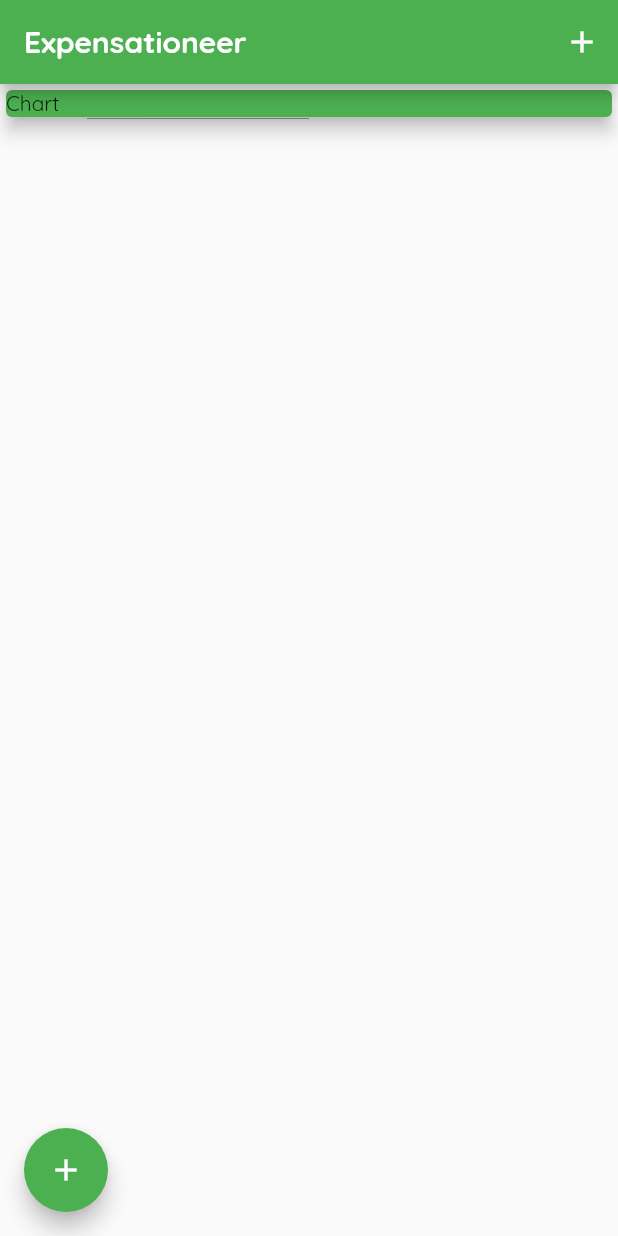
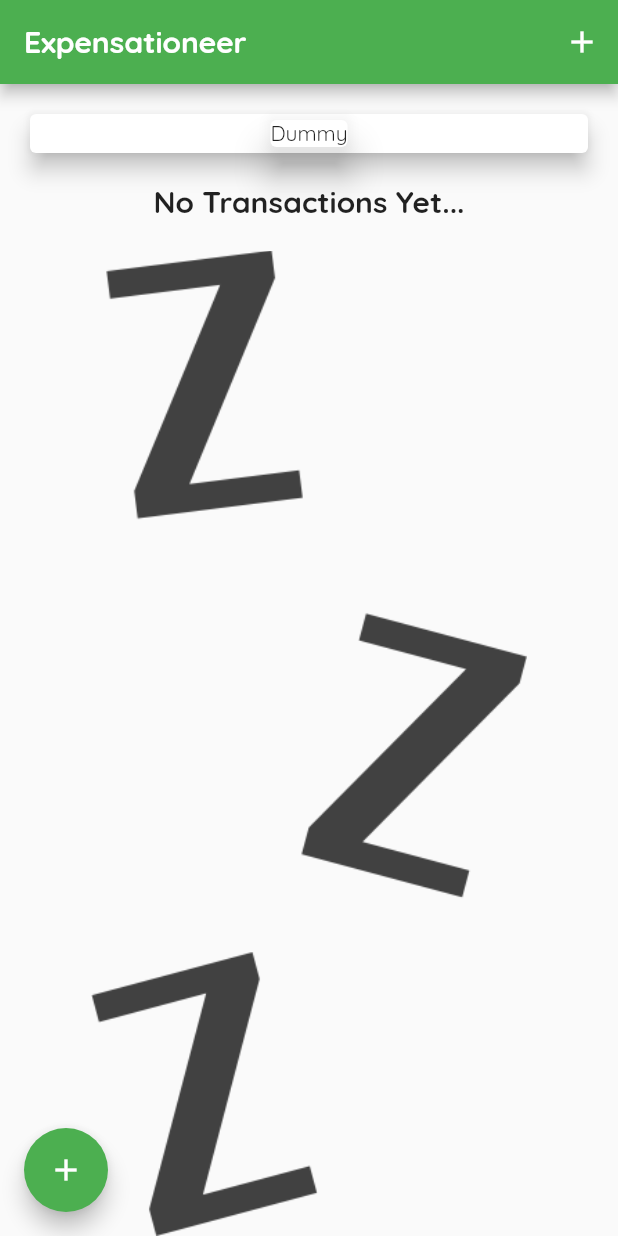
Before and after one commit to Yorlend/ExpensePlanner, a Flutter app: the screen it shows after launch, on a phone screen of 412 x 824 dp. Run offline on Flutter 3.47's test engine with Material 2 defaults, Android fonts, the phone set to English and light mode, and no system bars; our stand-ins replace get_it.

```diff
--- /dev/null
+++ b/lib/models/stat_set.dart
@@ -0,0 +1,21 @@
+import 'transaction_stat.dart';
+
+class StatSet {
+  final List<TransactionStat> _stats = [];
+
+  StatSet() {
+    for (int i = 0; i < 7; i++) {
+      _stats.add(TransactionStat(i, 0, 0));
+    }
+  }
+
+  TransactionStat operator [](int index) {
+    return _stats[index];
+  }
+
+  void recalculateParts(double sum) {
+    for (var stat in _stats) {
+      stat.recalculatePart(sum);
+    }
+  }
+}
--- /dev/null
+++ b/lib/models/transaction_stat.dart
@@ -0,0 +1,27 @@
+class TransactionStat {
+  final int _weekDay;
+  double _totalAmount;
+  double _part;
+
+  TransactionStat(this._weekDay, this._totalAmount, this._part);
+
+  int get weekDay {
+    return _weekDay;
+  }
+
+  double get amount {
+    return _totalAmount;
+  }
+
+  double get part {
+    return _part;
+  }
+
+  void addAmount(double delta) {
+    _totalAmount += delta;
+  }
+
+  void recalculatePart(double sum) {
+    _part = _totalAmount / sum;
+  }
+}
--- a/lib/pages/home_page.dart
+++ b/lib/pages/home_page.dart
@@ -1,8 +1,10 @@
+import 'package:expense_planner/models/stat_set.dart';
 import 'package:expense_planner/models/transaction.dart';
 import 'package:flutter/material.dart';
 import 'package:get_it/get_it.dart';
 
 import '../widgets/tx_list.dart';
+import '../widgets/chart.dart';
 import '../dialogs/input_dialog.dart';
 import '../services/transaction_service.dart';
 
@@ -25,13 +27,13 @@ class HomePage extends StatelessWidget {
       body: Column(
         crossAxisAlignment: CrossAxisAlignment.stretch,
         children: [
-          Card(
-            color: Theme.of(context).primaryColor,
-            elevation: 5,
-            child: const Text('Chart'),
+          StreamBuilder(
+            initialData: StatSet(),
+            stream: GetIt.instance.get<TransactionService>().lastWeekData,
+            builder: ((context, snapshot) => Chart(snapshot.data as StatSet)),
           ),
           StreamBuilder(
-            initialData: [],
+            initialData: const [],
             stream: GetIt.instance.get<TransactionService>().data,
             builder: ((context, snapshot) => TXList(snapshot.data!.cast<Transaction>())),
           ),
--- a/lib/services/transaction_service.dart
+++ b/lib/services/transaction_service.dart
@@ -1,7 +1,10 @@
 import '../models/transaction.dart';
+import '../models/stat_set.dart';
 
 abstract class TransactionService {
   void onSubmit(String title, String amount);
 
   Stream<List<Transaction>> get data;
+
+  Stream<StatSet> get lastWeekData;
 }
--- /dev/null
+++ b/lib/widgets/chart.dart
@@ -0,0 +1,27 @@
+import 'package:flutter/material.dart';
+import 'package:intl/intl.dart';
+
+import '../models/stat_set.dart';
+
+class Chart extends StatelessWidget {
+  final StatSet _stats;
+
+  const Chart(this._stats, {super.key});
+
+  @override
+  Widget build(BuildContext context) {
+    return Card(
+      elevation: 6,
+      margin: const EdgeInsets.all(20),
+      child: Row(
+        mainAxisAlignment: MainAxisAlignment.center,
+        children: const [
+          Card(
+            elevation: 10,
+            child: Text('Dummy'),
+          ),
+        ],
+      ),
+    );
+  }
+}
--- a/lib/widgets/tx_list.dart
+++ b/lib/widgets/tx_list.dart
@@ -4,7 +4,6 @@ import '../models/transaction.dart';
 import 'tx_card.dart';
 
 class TXList extends StatelessWidget {
-
   final List<Transaction> _userTXList;
 
   const TXList(this._userTXList, {super.key});
@@ -12,9 +11,26 @@ class TXList extends StatelessWidget {
   @override
   Widget build(BuildContext context) {
     return Expanded(
-      child: ListView.builder(itemBuilder: (ctx, id) => TXCard(_userTXList[id]),
-          itemCount: _userTXList.length,
-      ),
+      child: _userTXList.isEmpty
+          ? Column(
+              children: [
+                Text(
+                  "No Transactions Yet...",
+                  style: Theme.of(context).appBarTheme.titleTextStyle,
+                ),
+                const SizedBox(height: 20,),
+                const Expanded(
+                  child: Image(
+                    image: AssetImage('assets/images/waiting.png'),
+                    fit: BoxFit.cover,
+                  ),
+                ),
+              ],
+            )
+          : ListView.builder(
+              itemBuilder: (ctx, id) => TXCard(_userTXList[id]),
+              itemCount: _userTXList.length,
+            ),
     );
   }
 }
--- a/pubspec.yaml
+++ b/pubspec.yaml
@@ -65,6 +65,9 @@ flutter:
   #   - images/a_dot_burr.jpeg
   #   - images/a_dot_ham.jpeg
 
+  assets:
+    - assets/images/waiting.png
+
   # An image asset can refer to one or more resolution-specific "variants", see
   # https://flutter.dev/assets-and-images/#resolution-aware
 
```
Also changed, not shown: lib/services/transaction_service_impl.dart (+32 -1 lines), assets/images/waiting.png (added), 1 other file.
